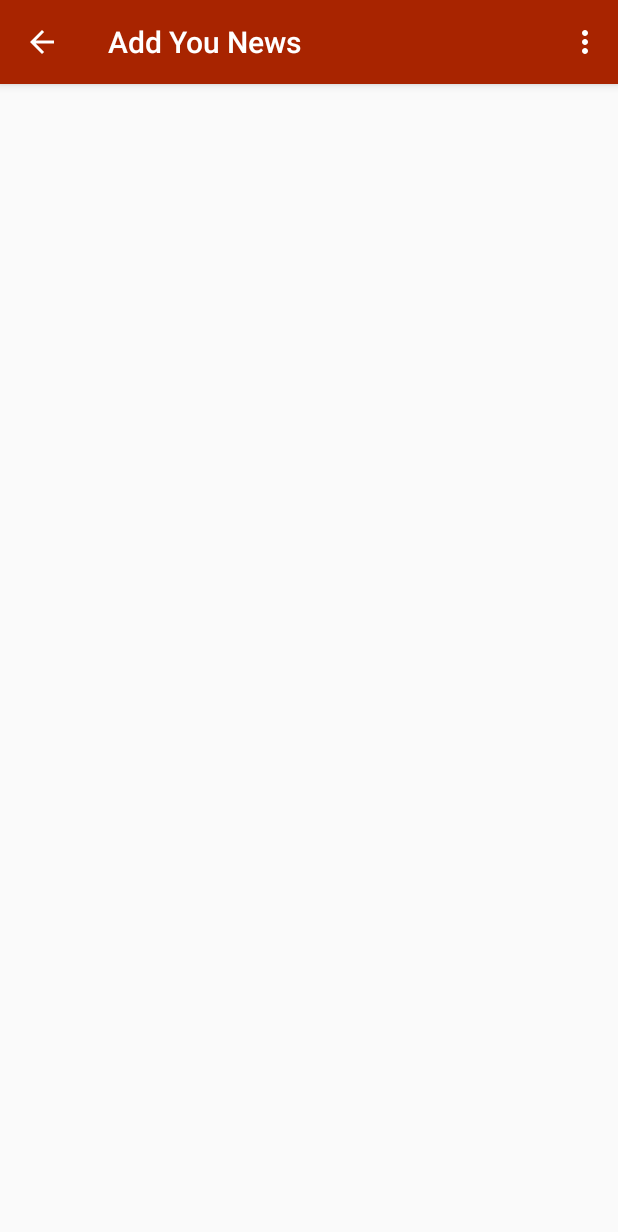
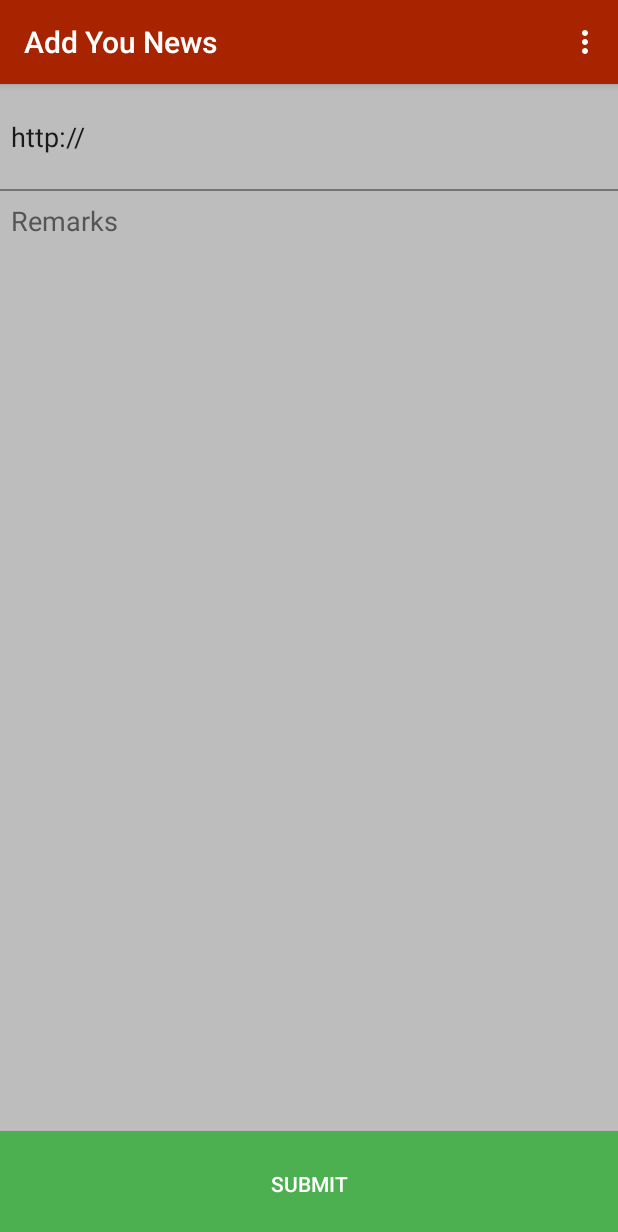
Before and after one commit to adityak74/niooz, an Android app: the AddNewsReceive screen opened directly, with no data from a screen before it, on a phone screen of 412 x 824 dp. Shown: the top 1232 px of the screen. Run offline under Robolectric (Android 15) with nearby library versions, the phone set to English and light mode, and no system bars.

Commit message:
Replicated AddNews UI to AddNewsRecieve Activity

```diff
--- a/app/src/main/java/in/niooz/niooz/AddNewsReceive.java
+++ b/app/src/main/java/in/niooz/niooz/AddNewsReceive.java
@@ -24,7 +24,6 @@ public class AddNewsReceive extends ActionBarActivity {
         super.onCreate(savedInstanceState);
         setContentView(R.layout.activity_add_news_receive);
         ActionBar actionBar = getSupportActionBar();
-        actionBar.setDisplayHomeAsUpEnabled(true);
         actionBar.setTitle("Add You News");
         actionBar.setBackgroundDrawable(new ColorDrawable(Color.parseColor("#A82400")));
 
--- a/app/src/main/res/layout/activity_add_news_receive.xml
+++ b/app/src/main/res/layout/activity_add_news_receive.xml
@@ -1,11 +1,57 @@
 <RelativeLayout xmlns:android="http://schemas.android.com/apk/res/android"
     xmlns:tools="http://schemas.android.com/tools" android:layout_width="match_parent"
-    android:layout_height="match_parent" android:paddingLeft="@dimen/activity_horizontal_margin"
-    android:paddingRight="@dimen/activity_horizontal_margin"
-    android:paddingTop="@dimen/activity_vertical_margin"
-    android:paddingBottom="@dimen/activity_vertical_margin"
+    android:layout_height="match_parent"
+    android:padding="0dp"
     tools:context="in.niooz.niooz.AddNewsReceive">
+
+    <EditText
+        android:hint="News URL"
+        android:layout_width="match_parent"
+        android:layout_height="70dp"
+        android:padding="7dp"
+        android:background="#BDBDBD"
+        android:text="http://"
+        android:id="@+id/urlInput"
+        android:layout_alignParentTop="true"
+        android:layout_centerHorizontal="true" />
+
+    <View
+        android:id="@+id/divider"
+        android:layout_below="@+id/urlInput"
+        android:layout_width="match_parent"
+        android:layout_height="1dp"
+        android:background="#757575"
+        />
+
+    <EditText
+        android:hint="Remarks"
+        android:textColorHint="#555"
+        android:padding="7dp"
+        android:gravity="top|left|start"
+        android:textColor="#000"
+        android:background="#BDBDBD"
+        android:drawableBottom="#00000000"
+        android:layout_width="match_parent"
+        android:layout_height="match_parent"
+        android:layout_below="@+id/divider"
+        android:layout_above="@+id/submitNewsButton"
+        android:inputType="textMultiLine"
+        android:ems="10"
+        android:id="@+id/remarksInput"
+        android:layout_centerVertical="true"
+        android:layout_centerHorizontal="true" />
 
 
 
+    <Button
+        android:id="@+id/submitNewsButton"
+        android:text="Submit"
+        android:textColor="#fff"
+        android:background="#4CAF50"
+        android:height="70dp"
+        android:layout_alignParentBottom="true"
+        android:layout_width="match_parent"
+        android:layout_height="wrap_content" />
+
+
 </RelativeLayout>
```
